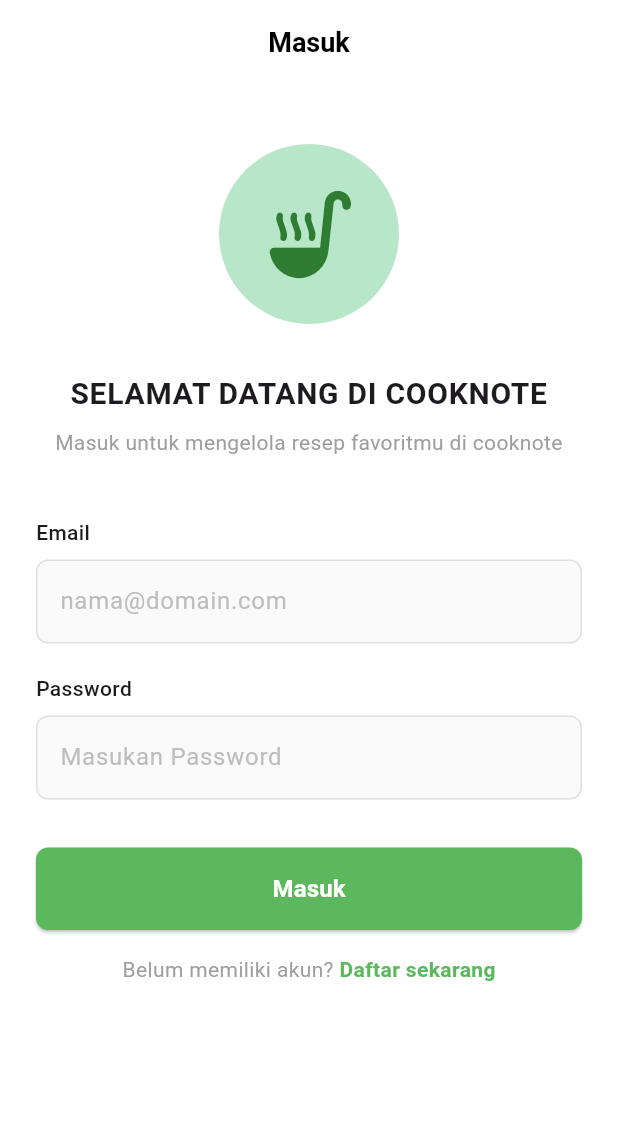
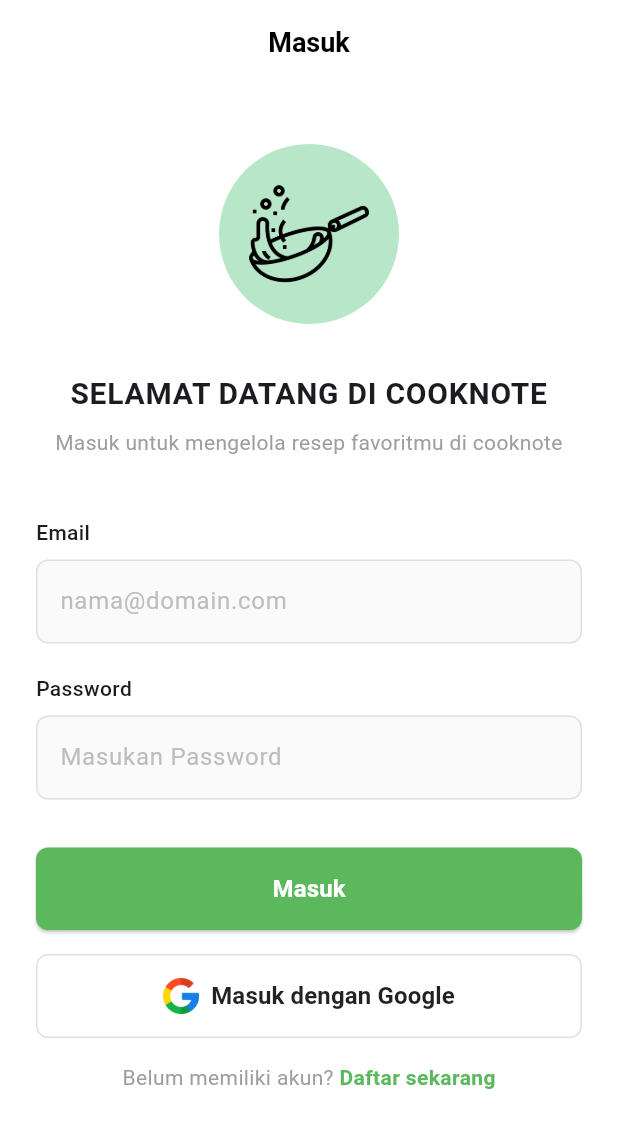
Before and after one commit to Andhika151003/cooknote_tubes, a Flutter app: the screen it shows after launch, on a phone screen of 412 x 824 dp. Shown: the top 1128 px of the screen. Run offline on Flutter 3.47's test engine with Material 3 defaults, Android fonts, the phone set to English and light mode, and no system bars; our stand-ins replace cloud_firestore, firebase_auth, firebase_core, google_sign_in, image_picker, supabase_flutter; accounts and stored records are empty.

Commit message:
finish : menambahkan auth google

```diff
--- a/lib/view/login_view.dart
+++ b/lib/view/login_view.dart
@@ -52,7 +52,7 @@
                     crossAxisAlignment: CrossAxisAlignment.stretch,
                     children: [
                       const SizedBox(height: 40),
-                      // Logo
+                      // --- LOGO (MODIFIKASI DI SINI) ---
                       Center(
                         child: Container(
                           width: 120,
@@ -62,14 +62,19 @@
                             shape: BoxShape.circle,
                           ),
                           child: Center(
-                            child: Icon(
-                              Icons.soup_kitchen_rounded,
-                              size: 70,
-                              color: Colors.green[800],
+                            child: Padding(
+                              padding: const EdgeInsets.all(
+                                20.0,
+                              ), // Padding agar gambar tidak mepet
+                              child: Image.asset(
+                                'lib/assets/images/cooking.png', // Path gambar Anda
+                                fit: BoxFit.contain,
+                              ),
                             ),
                           ),
                         ),
                       ),
+                      // ---------------------------------
                       const SizedBox(height: 32),
                       const Text(
                         'SELAMAT DATANG DI COOKNOTE',
@@ -209,7 +214,6 @@
                                         backgroundColor: Colors.green,
                                       ),
                                     );
-                                    // TODO: Navigate ke home/dashboard
                                     Navigator.pushReplacement(
                                       context,
                                       MaterialPageRoute(
@@ -247,6 +251,59 @@
 
                       const SizedBox(height: 16),
 
+                      // --- TOMBOL GOOGLE SIGN IN ---
+                      OutlinedButton(
+                        onPressed: controller.isLoading
+                            ? null
+                            : () async {
+                                bool success = await controller
+                                    .loginWithGoogle();
+                                if (success && context.mounted) {
+                                  ScaffoldMessenger.of(context).showSnackBar(
+                                    const SnackBar(
+                                      content: Text("Login Google Berhasil!"),
+                                      backgroundColor: Colors.green,
+                                    ),
+                                  );
+                                  Navigator.pushReplacement(
+                                    context,
+                                    MaterialPageRoute(
+                                      builder: (_) => const DashboardView(),
+                                    ),
+                                  );
+                                }
+                              },
+                        style: OutlinedButton.styleFrom(
+                          padding: const EdgeInsets.symmetric(vertical: 16),
+                          side: BorderSide(color: Colors.grey[300]!),
+                          shape: RoundedRectangleBorder(
+                            borderRadius: BorderRadius.circular(8),
+                          ),
+                        ),
+                        child: Row(
+                          mainAxisAlignment: MainAxisAlignment.center,
+                          children: [
+                            Image.asset(
+                              'lib/assets/images/google.png', // Path Gambar Google
+                              height: 24,
+                              width: 24,
+                            ),
+                            const SizedBox(width: 8),
+                            const Text(
+                              'Masuk dengan Google',
+                              style: TextStyle(
+                                color: Colors.black87,
+                                fontSize: 16,
+                                fontWeight: FontWeight.w600,
+                              ),
+                            ),
+                          ],
+                        ),
+                      ),
+
+                      // ----------------------------------
+                      const SizedBox(height: 16),
+
                       // Register Link
                       Row(
                         mainAxisAlignment: MainAxisAlignment.center,
--- a/pubspec.yaml
+++ b/pubspec.yaml
@@ -41,6 +41,7 @@
   image_picker: ^1.2.1
   provider: ^6.1.5+1
   supabase_flutter: ^2.12.0
+  google_sign_in: ^6.2.1
 
 dev_dependencies:
   flutter_test:
@@ -63,6 +64,10 @@
   # included with your application, so that you can use the icons in
   # the material Icons class.
   uses-material-design: true
+
+  assets:
+    - lib/assets/images/google.png
+    - lib/assets/images/cooking.png
 
   # To add assets to your application, add an assets section, like this:
   # assets:
```
Also changed, not shown: lib/controller/login_controller.dart (+22 -0 lines), lib/services/auth_services.dart (+45 -0 lines), lib/assets/images/cooking.png (added), lib/assets/images/google.png (added), pubspec.lock, 2 other files.
